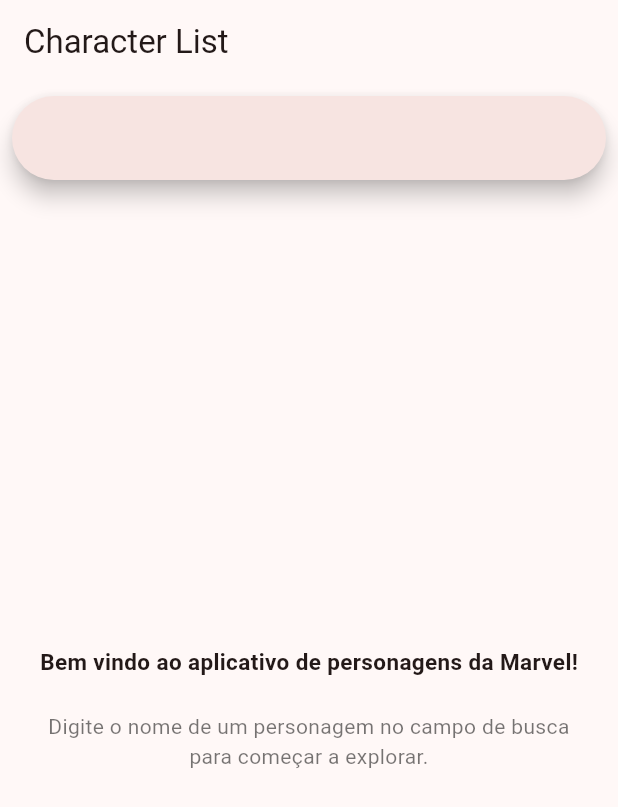
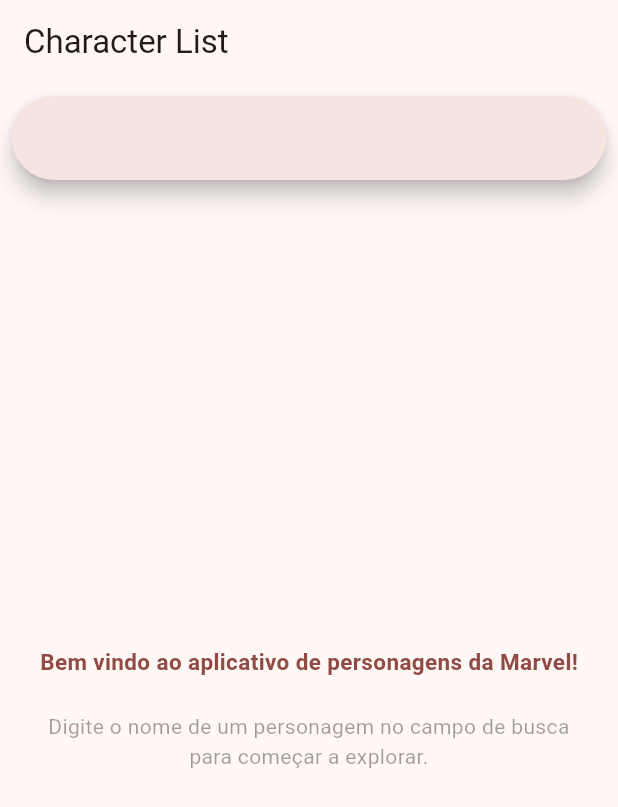
Before and after one commit to gabrielkipper1/desafio_objective, a Flutter app: the screen it shows after launch, on a phone screen of 412 x 824 dp. Shown: the top 807 px of the screen. Run offline on Flutter 3.47's test engine with Material 3 defaults, Android fonts, the phone set to English and light mode, and no system bars; our stand-ins replace bloc, dio, equatable, flutter_bloc, flutter_modular, responsive_framework and 1 more; missing offline and left inert: number_paginator.

Commit message:
update styles for character list state widgets
- change colors to use Theme colors
- adds padding

```diff
--- a/lib/src/character_list/widgets/character_list_widgets/chracter_list_states/character_list_empty_widget.dart
+++ b/lib/src/character_list/widgets/character_list_widgets/chracter_list_states/character_list_empty_widget.dart
@@ -5,7 +5,7 @@ class CharacterListEmptyWidget extends StatelessWidget {
 
   @override
   Widget build(BuildContext context) {
-    return const Directionality(
+    return Directionality(
       textDirection: TextDirection.ltr,
       child: Center(
         child: Column(
@@ -15,9 +15,9 @@ class CharacterListEmptyWidget extends StatelessWidget {
             Icon(
               Icons.error,
               size: 50,
-              color: Colors.red,
+              color: Theme.of(context).primaryColor,
             ),
-            Padding(
+            const Padding(
               padding: EdgeInsets.all(8.0),
               child: Text(
                 key: Key("empty_message"),
--- a/lib/src/character_list/widgets/character_list_widgets/chracter_list_states/character_list_error_widget.dart
+++ b/lib/src/character_list/widgets/character_list_widgets/chracter_list_states/character_list_error_widget.dart
@@ -10,10 +10,10 @@ class CharacterListErrorWidget extends StatelessWidget {
       textDirection: TextDirection.ltr,
       child: Column(
         children: [
-          const Icon(
+          Icon(
             Icons.error,
             size: 50,
-            color: Colors.red,
+            color: Theme.of(context).primaryColor,
           ),
           Padding(
             padding: const EdgeInsets.all(8.0),
--- a/lib/src/character_list/widgets/character_list_widgets/chracter_list_states/character_list_initial_message_widget.dart
+++ b/lib/src/character_list/widgets/character_list_widgets/chracter_list_states/character_list_initial_message_widget.dart
@@ -5,30 +5,30 @@ class CharacterListInitialMessageWidget extends StatelessWidget {
 
   @override
   Widget build(BuildContext context) {
-    return const Directionality(
+    return Directionality(
       textDirection: TextDirection.ltr,
       child: Center(
         child: Padding(
-          padding: EdgeInsets.all(8.0),
+          padding: const EdgeInsets.all(8.0),
           child: Column(
             mainAxisAlignment: MainAxisAlignment.center,
             crossAxisAlignment: CrossAxisAlignment.center,
             children: [
               Padding(
-                padding: EdgeInsets.all(8.0),
+                padding: const EdgeInsets.all(8.0),
                 child: Text(
                   "Bem vindo ao aplicativo de personagens da Marvel!",
-                  style: TextStyle(fontSize: 15, fontWeight: FontWeight.bold),
-                  key: Key("welcome_message"),
+                  style: TextStyle(fontSize: 15, fontWeight: FontWeight.bold, color: Theme.of(context).colorScheme.primary),
+                  key: const Key("welcome_message"),
                 ),
               ),
               Padding(
-                  padding: EdgeInsets.all(15.0),
+                  padding: const EdgeInsets.all(15.0),
                   child: Text(
                     "Digite o nome de um personagem no campo de busca para começar a explorar.",
                     textAlign: TextAlign.center,
-                    style: TextStyle(fontSize: 14, color: Colors.black54),
-                    key: Key("welcome_instruction"),
+                    style: TextStyle(fontSize: 14, color: Theme.of(context).disabledColor),
+                    key: const Key("welcome_instruction"),
                   )),
             ],
           ),
```
Also changed, not shown: lib/src/character_list/widgets/character_list_widgets/chracter_list_states/character_list_loading_widget.dart (+2 -6 lines).
